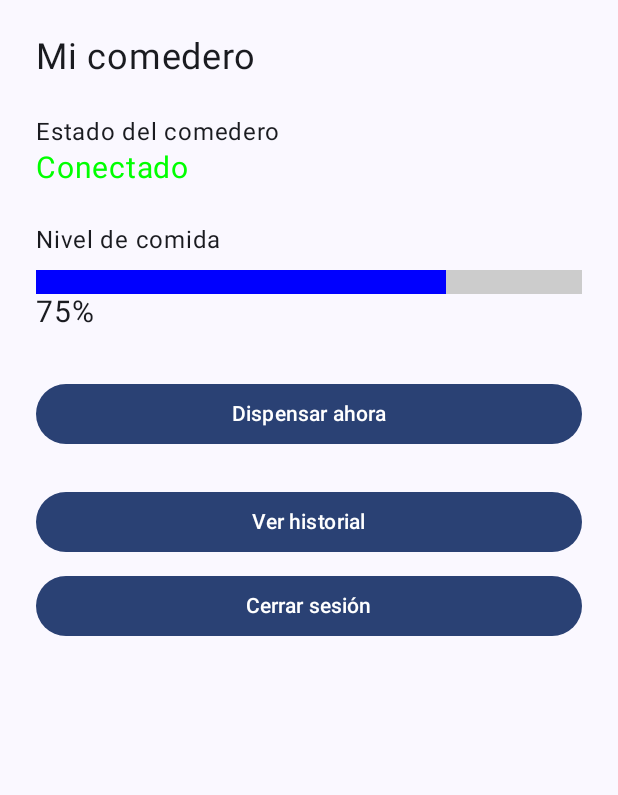
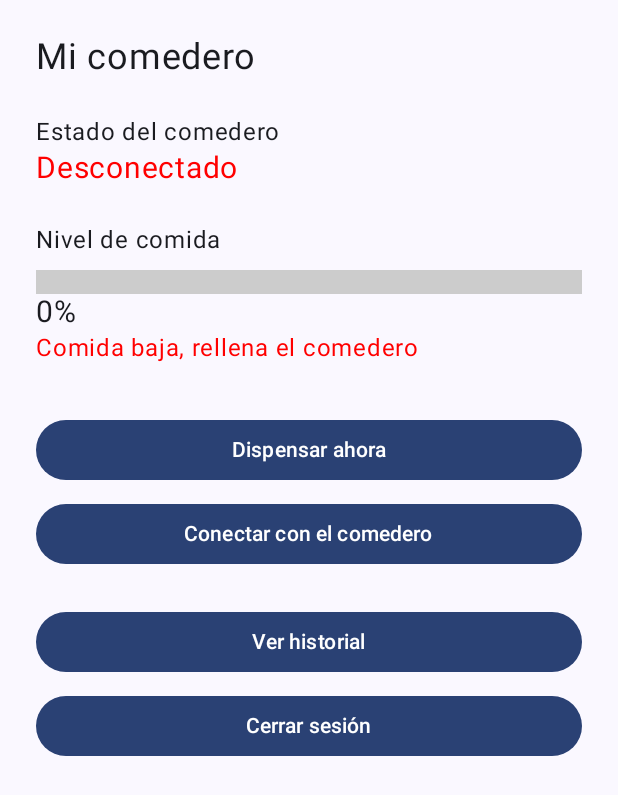
Before and after one commit to SrCrysis/alimentador-mascotas-FB, an Android app built with Jetpack Compose: the comedero screen opened through its navigation route, on a phone screen of 412 x 824 dp. Shown: the top 795 px of the screen. Run offline under Robolectric (Android 15) with nearby library versions, the phone set to English and light mode, and no system bars; our stand-ins replace Firebase (no records; nobody signed in at launch, a user with empty details on screens opened directly).

Commit message:
Actualizacion de codigo y creacion de conexion bluetooth.

```diff
--- a/app/build.gradle.kts
+++ b/app/build.gradle.kts
@@ -56,4 +56,5 @@ dependencies {
     implementation("androidx.navigation:navigation-compose:2.10.2")
     implementation(platform("com.google.firebase:firebase-bom:35.2.0"))
     implementation("com.google.firebase:firebase-auth")
+    implementation("com.google.firebase:firebase-database")
 }
--- a/app/src/main/AndroidManifest.xml
+++ b/app/src/main/AndroidManifest.xml
@@ -4,6 +4,9 @@
 
     <uses-permission android:name="android.permission.INTERNET"/>
     <uses-permission android:name="android.permission.ACCESS_NETWORK_STATE"/>
+    <uses-permission android:name="android.permission.BLUETOOTH_CONNECT" />
+    <uses-permission android:name="android.permission.BLUETOOTH" android:maxSdkVersion="30" />
+    <uses-feature android:name="android.hardware.bluetooth" android:required="false" />
 
     <application
         android:allowBackup="true"
--- a/app/src/main/java/com/example/alimentador/Entrega.kt
+++ b/app/src/main/java/com/example/alimentador/Entrega.kt
@@ -1,3 +1,3 @@
 package com.example.alimentador
 
-data class Entrega(val numero: Int, val origen: String)
+data class Entrega(val numero: Int = 0, val origen: String = "")
--- a/app/src/main/java/com/example/alimentador/NavegacionApp.kt
+++ b/app/src/main/java/com/example/alimentador/NavegacionApp.kt
@@ -1,11 +1,7 @@
 package com.example.alimentador
 
 import androidx.compose.runtime.Composable
-import androidx.compose.runtime.getValue
-import androidx.compose.runtime.mutableIntStateOf
-import androidx.compose.runtime.mutableStateListOf
 import androidx.compose.runtime.remember
-import androidx.compose.runtime.setValue
 import androidx.compose.ui.Modifier
 import androidx.navigation.compose.NavHost
 import androidx.navigation.compose.composable
@@ -21,19 +17,8 @@ fun NavegacionApp(modifier: Modifier = Modifier) {
     val navController = rememberNavController()
     val auth = remember { FirebaseAuth.getInstance() }
 
-    // Persistencia de sesión: si el usuario ya inició sesión, ingresa directo a "comedero"
     val destinoInicial = remember {
         if (auth.currentUser != null) "comedero" else "ingreso"
-    }
-
-    // Datos compartidos entre las pantallas
-    var comida by remember { mutableIntStateOf(75) }
-    val historial = remember {
-        mutableStateListOf(
-            Entrega(3, "Automática"),
-            Entrega(2, "Manual"),
-            Entrega(1, "Automática"),
-        )
     }
 
     NavHost(
@@ -48,20 +33,10 @@ fun NavegacionApp(modifier: Modifier = Modifier) {
             PantallaCrearCuenta(navController)
         }
         composable("comedero") {
-            PantallaComedero(
-                navController = navController,
-                comida = comida,
-                onServir = {
-                    comida -= 5
-                    historial.add(0, Entrega(historial.size + 1, "Manual"))
-                }
-            )
+            PantallaComedero(navController)
         }
         composable("registro") {
-            PantallaRegistro(navController, historial)
-        }
-        composable("historial") {
-            PantallaRegistro(navController, historial)
+            PantallaRegistro(navController)
         }
     }
 }
--- a/app/src/main/java/com/example/alimentador/screens/PantallaComedero.kt
+++ b/app/src/main/java/com/example/alimentador/screens/PantallaComedero.kt
@@ -1,5 +1,9 @@
 package com.example.alimentador.screens
 
+import android.Manifest
+import android.os.Build
+import androidx.activity.compose.rememberLauncherForActivityResult
+import androidx.activity.result.contract.ActivityResultContracts
 import androidx.compose.foundation.background
 import androidx.compose.foundation.layout.Box
 import androidx.compose.foundation.layout.Column
@@ -11,33 +15,81 @@ import androidx.compose.foundation.layout.padding
 import androidx.compose.material3.Button
 import androidx.compose.material3.Text
 import androidx.compose.runtime.Composable
+import androidx.compose.runtime.DisposableEffect
 import androidx.compose.runtime.getValue
 import androidx.compose.runtime.mutableStateOf
 import androidx.compose.runtime.remember
 import androidx.compose.runtime.setValue
 import androidx.compose.ui.Modifier
 import androidx.compose.ui.graphics.Color
+import androidx.compose.ui.platform.LocalContext
 import androidx.compose.ui.unit.dp
 import androidx.compose.ui.unit.sp
 import androidx.navigation.NavController
+import com.example.alimentador.ConexionBT
 import com.google.firebase.auth.FirebaseAuth
+import com.google.firebase.database.DataSnapshot
+import com.google.firebase.database.DatabaseError
+import com.google.firebase.database.FirebaseDatabase
+import com.google.firebase.database.ValueEventListener
 
 @Composable
-fun PantallaComedero(navController: NavController, comida: Int, onServir: () -> Unit) {
+fun PantallaComedero(navController: NavController) {
+    var comida by remember { mutableStateOf(0) }
+    var estado by remember { mutableStateOf("Desconectado") }
     var mensaje by remember { mutableStateOf("") }
+
+    val contexto = LocalContext.current
+    val uid = FirebaseAuth.getInstance().currentUser?.uid ?: "sin_usuario"
+    val referencia = FirebaseDatabase.getInstance().getReference("usuarios/$uid/comedero")
+
+    val pedirPermiso = rememberLauncherForActivityResult(
+        ActivityResultContracts.RequestPermission()
+    ) { concedido ->
+        if (concedido) {
+            ConexionBT.conectar(contexto, uid) { texto -> mensaje = texto }
+        } else {
+            mensaje = "Sin permiso de Bluetooth"
+        }
+    }
+
+    DisposableEffect(uid) {
+        val escuchador = object : ValueEventListener {
+            override fun onDataChange(snapshot: DataSnapshot) {
+                val nivel = snapshot.child("nivel").getValue(Int::class.java)
+                if (nivel == null) {
+                    referencia.child("nivel").setValue(100)
+                } else {
+                    comida = nivel
+                }
+                estado = snapshot.child("estado").getValue(String::class.java) ?: "Desconectado"
+            }
+
+            override fun onCancelled(error: DatabaseError) {
+                mensaje = "No se pudo leer la base de datos"
+            }
+        }
+        referencia.addValueEventListener(escuchador)
+        onDispose {
+            referencia.removeEventListener(escuchador)
+        }
+    }
 
     Column(modifier = Modifier.fillMaxSize().padding(24.dp)) {
         Text("Mi comedero", fontSize = 24.sp)
         Spacer(modifier = Modifier.height(24.dp))
 
         Text("Estado del comedero")
-        Text("Conectado", color = Color.Green, fontSize = 20.sp)
+        if (estado == "Conectado") {
+            Text(estado, color = Color.Green, fontSize = 20.sp)
+        } else {
+            Text(estado, color = Color.Red, fontSize = 20.sp)
+        }
         Spacer(modifier = Modifier.height(24.dp))
 
         Text("Nivel de comida")
         Spacer(modifier = Modifier.height(8.dp))
 
-        // Barra de nivel: una caja gris con otra azul encima
         Box(modifier = Modifier.fillMaxWidth().height(16.dp).background(Color.LightGray)) {
             Box(
                 modifier = Modifier
@@ -56,16 +108,31 @@ fun PantallaComedero(navController: NavController, comida: Int, onServir: () ->
 
         Button(
             onClick = {
-                if (comida >= 5) {
-                    onServir()
+                if (estado == "Conectado") {
+                    referencia.child("orden").setValue(true)
                     mensaje = "Orden enviada al comedero"
                 } else {
-                    mensaje = "No queda comida"
+                    mensaje = "El comedero está desconectado"
                 }
             },
             modifier = Modifier.fillMaxWidth()
         ) {
             Text("Dispensar ahora")
+        }
+
+        Spacer(modifier = Modifier.height(8.dp))
+
+        Button(
+            onClick = {
+                if (Build.VERSION.SDK_INT >= 31) {
+                    pedirPermiso.launch(Manifest.permission.BLUETOOTH_CONNECT)
+                } else {
+                    ConexionBT.conectar(contexto, uid) { texto -> mensaje = texto }
+                }
+            },
+            modifier = Modifier.fillMaxWidth()
+        ) {
+            Text("Conectar con el comedero")
         }
 
         Text(mensaje)
@@ -81,7 +148,6 @@ fun PantallaComedero(navController: NavController, comida: Int, onServir: () ->
 
         Button(
             onClick = {
-                // Cerrar sesión usando signOut() de FirebaseAuth
                 FirebaseAuth.getInstance().signOut()
                 navController.navigate("ingreso") {
                     popUpTo(0) { inclusive = true }
```
Also changed, not shown: app/src/main/java/com/example/alimentador/ConexionBT.kt (added, +108 -0 lines), app/src/main/java/com/example/alimentador/screens/PantallaIngreso.kt (+6 -6 lines), app/src/main/java/com/example/alimentador/screens/PantallaRegistro.kt (+35 -1 lines).
